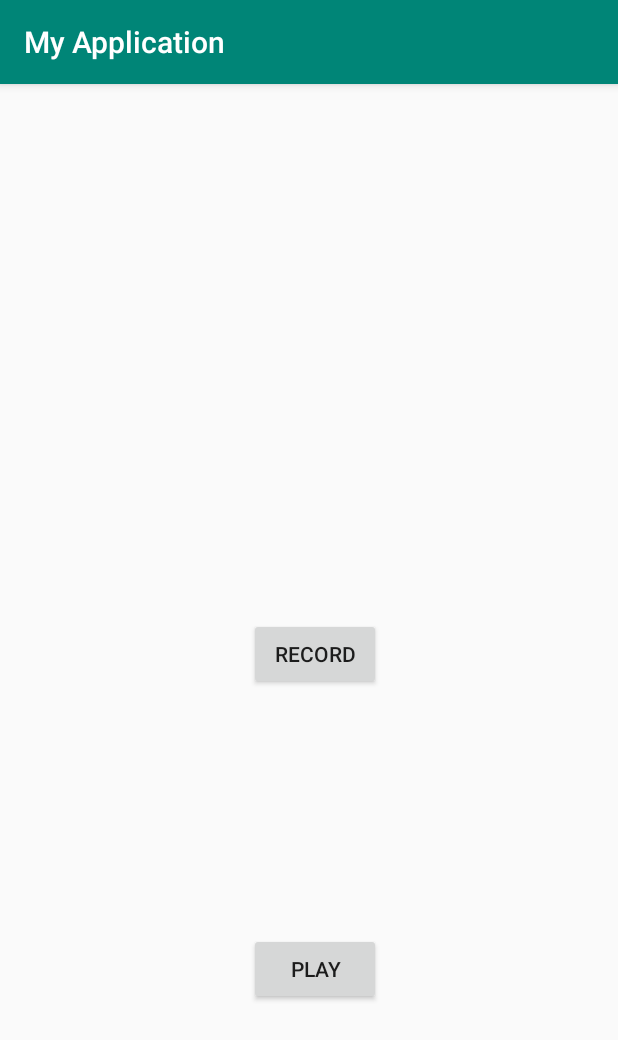
After one commit to Blarc/Dragonhack2019, an Android app: the RecordAudioActivity screen opened directly, with no data from a screen before it, on a phone screen of 412 x 824 dp. The commit adds this screen. Shown: the top 1040 px of the screen. Run offline under Robolectric (Android 15) with nearby library versions, the phone set to English and light mode, and no system bars.

Commit message:
"merge RecordAudioActivity ter Host/Follower activities"

```diff
--- a/Android/app/src/main/java/com/example/myapplication/FollowerActivity.java
+++ b/Android/app/src/main/java/com/example/myapplication/Activities/FollowerActivity.java
@@ -1,9 +1,11 @@
-package com.example.myapplication;
+package com.example.myapplication.Activities;
 
 import android.content.Intent;
 import android.support.v7.app.AppCompatActivity;
 import android.os.Bundle;
 import android.view.View;
+
+import com.example.myapplication.R;
 
 public class FollowerActivity extends AppCompatActivity {
 
--- a/Android/app/src/main/java/com/example/myapplication/HostActivity.java
+++ b/Android/app/src/main/java/com/example/myapplication/Activities/HostActivity.java
@@ -1,4 +1,4 @@
-package com.example.myapplication;
+package com.example.myapplication.Activities;
 
 import android.content.Intent;
 import android.os.Build;
@@ -7,6 +7,7 @@ import android.os.Bundle;
 import android.text.TextUtils;
 import android.view.View;
 
+import com.example.myapplication.R;
 import com.google.firebase.database.DatabaseReference;
 import com.google.firebase.database.FirebaseDatabase;
 
--- /dev/null
+++ b/Android/app/src/main/java/com/example/myapplication/Classes/AudioRecorder.java
@@ -0,0 +1,4 @@
+package com.example.myapplication.Classes;
+
+public class AudioRecorder {
+}
--- /dev/null
+++ b/Android/app/src/main/res/layout/activity_audio_record.xml
@@ -0,0 +1,36 @@
+<?xml version="1.0" encoding="utf-8"?>
+<android.support.constraint.ConstraintLayout xmlns:android="http://schemas.android.com/apk/res/android"
+    xmlns:app="http://schemas.android.com/apk/res-auto"
+    xmlns:tools="http://schemas.android.com/tools"
+    android:layout_width="match_parent"
+    android:layout_height="match_parent"
+    tools:context=".Activities.RecordAudioActivity">
+
+    <Button
+        android:id="@+id/recordButton"
+        android:layout_width="wrap_content"
+        android:layout_height="wrap_content"
+        android:layout_marginStart="8dp"
+        android:layout_marginLeft="8dp"
+        android:layout_marginBottom="8dp"
+        android:onClick="recordButtonOnClick"
+        android:text="@string/recordButtonTextRecord"
+        app:layout_constraintBottom_toBottomOf="parent"
+        app:layout_constraintEnd_toEndOf="parent"
+        app:layout_constraintStart_toStartOf="parent"
+        app:layout_constraintTop_toTopOf="parent" />
+
+    <Button
+        android:id="@+id/playButton"
+        android:layout_width="wrap_content"
+        android:layout_height="wrap_content"
+        android:layout_marginStart="8dp"
+        android:layout_marginLeft="8dp"
+        android:layout_marginTop="8dp"
+        android:onClick="playButtonOnClick"
+        android:text="@string/playButtonTextPlay"
+        app:layout_constraintBottom_toBottomOf="parent"
+        app:layout_constraintEnd_toEndOf="parent"
+        app:layout_constraintStart_toStartOf="parent"
+        app:layout_constraintTop_toBottomOf="@+id/recordButton" />
+</android.support.constraint.ConstraintLayout>
--- a/Android/app/src/main/res/layout/activity_follower.xml
+++ b/Android/app/src/main/res/layout/activity_follower.xml
@@ -4,7 +4,7 @@
     xmlns:tools="http://schemas.android.com/tools"
     android:layout_width="match_parent"
     android:layout_height="match_parent"
-    tools:context=".FollowerActivity">
+    tools:context=".Activities.FollowerActivity">
 
     <Button
         android:id="@+id/naMainActivity"
--- a/Android/app/src/main/res/layout/activity_host.xml
+++ b/Android/app/src/main/res/layout/activity_host.xml
@@ -4,7 +4,7 @@
     xmlns:tools="http://schemas.android.com/tools"
     android:layout_width="match_parent"
     android:layout_height="match_parent"
-    tools:context=".HostActivity">
+    tools:context=".Activities.HostActivity">
 
     <Button
         android:id="@+id/naMainActivity"
--- a/Android/app/src/main/res/layout/activity_main.xml
+++ b/Android/app/src/main/res/layout/activity_main.xml
@@ -4,7 +4,7 @@
     xmlns:tools="http://schemas.android.com/tools"
     android:layout_width="match_parent"
     android:layout_height="match_parent"
-    tools:context=".MainActivity">
+    tools:context=".Activities.MainActivity">
 
     <Button
         android:id="@+id/beHost"
--- a/Android/app/src/main/res/values/strings.xml
+++ b/Android/app/src/main/res/values/strings.xml
@@ -4,4 +4,9 @@
     <string name="beFollower">Follower</string>
     <string name="naMainActivity">Back</string>
     <string name="naMainActivityText">Back</string>
+    <string name="testButton">TestButton</string>
+    <string name="recordButtonTextRecord">Record</string>
+    <string name="recordButtonTextStop">Stop recording</string>
+    <string name="playButtonTextPlay">Play</string>
+    <string name="playButtonTextStop">Stop</string>
 </resources>
```
Also changed, not shown: Android/app/src/main/AndroidManifest.xml (+6 -3 lines), Android/app/src/main/java/com/example/myapplication/Activities/MainActivity.java (renamed from Android/app/src/main/java/com/example/myapplication/MainActivity.java, +5 -14 lines), Android/app/src/main/java/com/example/myapplication/Activities/RecordAudioActivity.java (added, +156 -0 lines).
